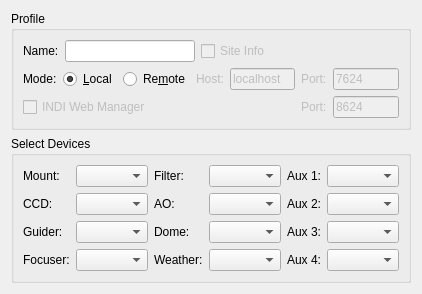
Before: the Qt Designer form kstars/ekos/profileeditor.ui in KDE/kstars, drawn with Qt 5.
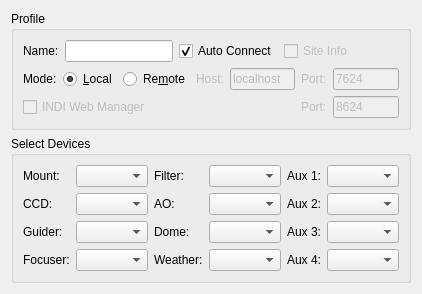
After: the same form once the commit is applied.

Commit message: Bump to 2.7.5 for fixes today. Add auto connect option in profiles

```diff
--- a/kstars/ekos/profileeditor.ui
+++ b/kstars/ekos/profileeditor.ui
@@ -29,6 +29,19 @@
         <item>
          <widget class="QLineEdit" name="profileIN"/>
         </item>
+        <item>
+         <widget class="QCheckBox" name="autoConnectCheck">
+          <property name="toolTip">
+           <string>&lt;html&gt;&lt;head/&gt;&lt;body&gt;&lt;p&gt;After establishing connection with INDI server, automatically connect all devices.&lt;/p&gt;&lt;/body&gt;&lt;/html&gt;</string>
+          </property>
+          <property name="text">
+           <string>Auto Connect</string>
+          </property>
+          <property name="checked">
+           <bool>true</bool>
+          </property>
+         </widget>
+        </item>
         <item>
          <widget class="QCheckBox" name="loadSiteCheck">
           <property name="enabled">
```
The commit also changes 6 other files.
